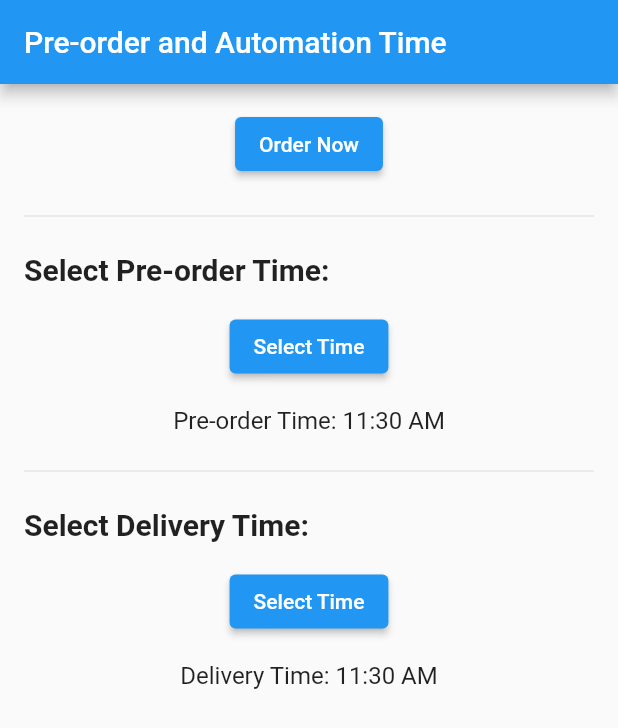
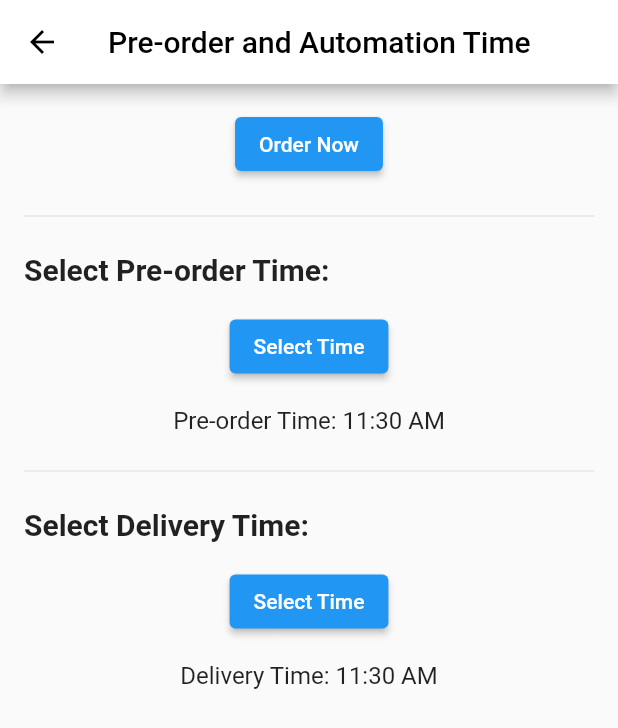
Before and after one commit to HatataMakuna/jommakan, a Flutter app: the PreOrderPage screen opened directly, on a phone screen of 412 x 824 dp. Shown: the top 728 px of the screen. Run offline on Flutter 3.47's test engine with Material 2 defaults, Android fonts, the phone set to English and light mode, and no system bars; our stand-ins replace copy_with_extension, file_picker, flutter_map, flutter_rating_bar, flutter_tags_x, fluttericon and 11 more; missing offline and left inert: book_my_seat, dart:ffi, linked_scroll_controller, mysql_client; accounts and stored records are empty.

Commit message:
preorder minor modify

```diff
--- a/lib/pages/PreOrder/time.dart
+++ b/lib/pages/PreOrder/time.dart
@@ -20,8 +20,10 @@ class MyApp extends StatelessWidget {
 }
 
 class PreOrderPage extends StatefulWidget {
+  const PreOrderPage({super.key});
+
   @override
-  _PreOrderPageState createState() => _PreOrderPageState();
+  State<StatefulWidget> createState() => _PreOrderPageState();
 }
 
 class _PreOrderPageState extends State<PreOrderPage> {
@@ -155,7 +157,17 @@ class _PreOrderPageState extends State<PreOrderPage> {
   Widget build(BuildContext context) {
     return Scaffold(
       appBar: AppBar(
-        title: const Text('Pre-order and Automation Time'),
+        title: const Text(
+          'Pre-order and Automation Time',
+          style: TextStyle(color: Colors.black)
+        ),
+        backgroundColor: Colors.white,
+        leading: IconButton(
+          icon: const Icon(Icons.arrow_back, color: Colors.black),
+          onPressed: () {
+            Navigator.of(context).pop();
+          },
+        ),
       ),
       body: Padding(
         padding: const EdgeInsets.all(16.0),
```
